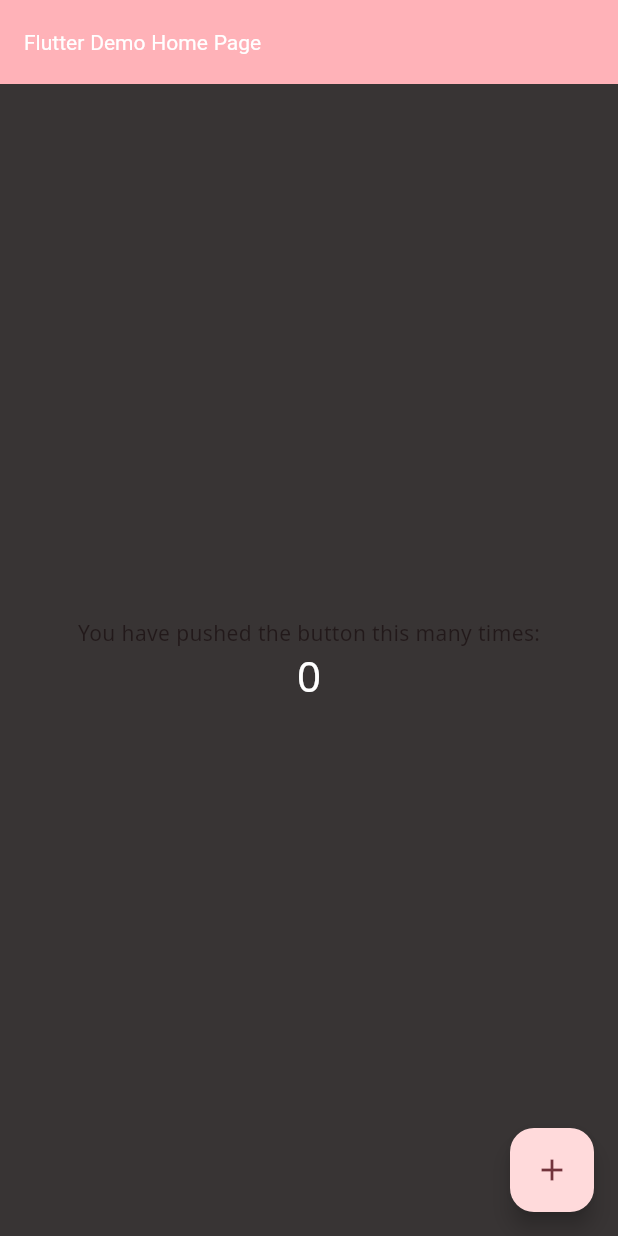
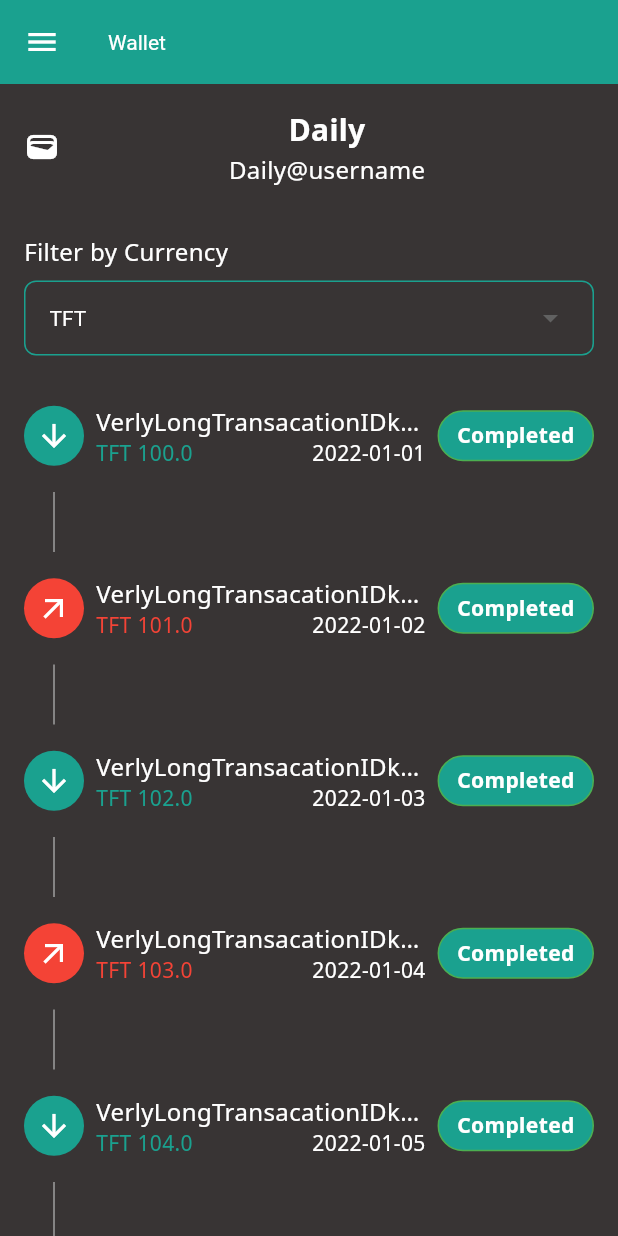
Before and after one commit to codescalers/Threefold-App, a Flutter app: the screen it shows after launch, on a phone screen of 412 x 824 dp. Run offline on Flutter 3.47's test engine with Material 3 defaults, Android fonts, the phone set to English and light mode, and no system bars; our stand-ins replace google_fonts.

Commit message:
feat: daily_transacations page

```diff
--- /dev/null
+++ b/threefold_connect/lib/daily_transacations/presentation/pages/daily_transaction.dart
@@ -0,0 +1,71 @@
+import 'package:flutter/material.dart';
+
+import '../widgets/filter.dart';
+import '../widgets/transaction.dart';
+import '../widgets/vertical_divider.dart';
+import '/widgets/app_bar.dart';
+
+import '../widgets/header.dart';
+
+class DailyTransactionsPage extends StatefulWidget {
+  const DailyTransactionsPage({super.key});
+
+  @override
+  State<DailyTransactionsPage> createState() => _DailyTransactionsPageState();
+}
+
+class _DailyTransactionsPageState extends State<DailyTransactionsPage> {
+  String selectedCurrency = 'TFT';
+  final List<String> currencies = ['TFT', 'All'];
+
+  void _onCurrencyChanged(String? newCurrency) {
+    if (newCurrency != null) {
+      setState(() {
+        selectedCurrency = newCurrency;
+      });
+    }
+  }
+
+  @override
+  Widget build(BuildContext context) {
+    return SafeArea(
+      child: Scaffold(
+        appBar: const MyAppBar(title: 'Wallet'),
+        body: Column(
+          children: [
+            const WalletInfoHeader(email: 'Daily@username'),
+            const SizedBox(height: 16),
+            FilterWidget(
+              currencies: currencies,
+              selectedCurrency: selectedCurrency,
+              onCurrencyChanged: _onCurrencyChanged,
+            ),
+            const SizedBox(height: 16),
+            Expanded(
+              child: ListView.builder(
+                itemCount: 10,
+                itemBuilder: (context, index) {
+                  return Column(
+                    children: [
+                      TransactionWidget(
+                        isIncoming: index % 2 == 0,
+                        status: "Completed",
+                        transactionId:
+                            'VerlyLongTransacationIDkfuiuaiuagigiuagiuwaghwag $index',
+                        tftAmount: 100.0 + index,
+                        date: '2022-01-0${index + 1}',
+                      ),
+                      index != 9
+                          ? const CustomVerticalDivider()
+                          : const SizedBox(),
+                    ],
+                  );
+                },
+              ),
+            ),
+          ],
+        ),
+      ),
+    );
+  }
+}
--- /dev/null
+++ b/threefold_connect/lib/daily_transacations/presentation/widgets/filter.dart
@@ -0,0 +1,63 @@
+import 'package:flutter/material.dart';
+
+class FilterWidget extends StatelessWidget {
+  final List<String> currencies;
+  final String selectedCurrency;
+  final ValueChanged<String?> onCurrencyChanged;
+
+  const FilterWidget({
+    super.key,
+    required this.currencies,
+    required this.selectedCurrency,
+    required this.onCurrencyChanged,
+  });
+
+  @override
+  Widget build(BuildContext context) {
+    return Column(
+      crossAxisAlignment: CrossAxisAlignment.start,
+      children: [
+        const Padding(
+          padding: EdgeInsets.symmetric(horizontal: 16),
+          child: Text(
+            'Filter by Currency',
+            style: TextStyle(fontSize: 16, color: Colors.white),
+          ),
+        ),
+        const SizedBox(height: 8),
+        Row(
+          children: [
+            Expanded(
+              child: Padding(
+                padding: const EdgeInsets.symmetric(horizontal: 16),
+                child: Container(
+                  decoration: BoxDecoration(
+                    color: Theme.of(context).scaffoldBackgroundColor,
+                    border: Border.all(color: Theme.of(context).primaryColor),
+                    borderRadius: BorderRadius.circular(8),
+                  ),
+                  padding: const EdgeInsets.symmetric(horizontal: 16),
+                  child: DropdownButtonHideUnderline(
+                    child: DropdownButton<String>(
+                      dropdownColor: Theme.of(context).scaffoldBackgroundColor,
+                      style: const TextStyle(color: Colors.white),
+                      value: selectedCurrency,
+                      onChanged: onCurrencyChanged,
+                      items: currencies
+                          .map<DropdownMenuItem<String>>((String value) {
+                        return DropdownMenuItem<String>(
+                          value: value,
+                          child: Text(value),
+                        );
+                      }).toList(),
+                    ),
+                  ),
+                ),
+              ),
+            ),
+          ],
+        ),
+      ],
+    );
+  }
+}
--- /dev/null
+++ b/threefold_connect/lib/daily_transacations/presentation/widgets/header.dart
@@ -0,0 +1,43 @@
+import 'package:flutter/material.dart';
+
+class WalletInfoHeader extends StatelessWidget {
+  final String email;
+
+  const WalletInfoHeader({super.key, required this.email});
+
+  @override
+  Widget build(BuildContext context) {
+    return Container(
+      padding: const EdgeInsets.all(16),
+      child: Row(
+        children: [
+          const Icon(Icons.wallet),
+          Expanded(
+            child: Align(
+              alignment: Alignment.center,
+              child: Column(
+                children: [
+                  const Text(
+                    'Daily',
+                    style: TextStyle(
+                      fontSize: 20,
+                      color: Colors.white,
+                      fontWeight: FontWeight.bold,
+                    ),
+                  ),
+                  Text(
+                    email,
+                    style: const TextStyle(
+                      fontSize: 16,
+                      color: Colors.white,
+                    ),
+                  ),
+                ],
+              ),
+            ),
+          ),
+        ],
+      ),
+    );
+  }
+}
--- /dev/null
+++ b/threefold_connect/lib/daily_transacations/presentation/widgets/transaction.dart
@@ -0,0 +1,95 @@
+import 'package:flutter/material.dart';
+
+class TransactionWidget extends StatelessWidget {
+  final bool isIncoming;
+  final String transactionId;
+  final double tftAmount;
+  final String date;
+  final String status;
+
+  const TransactionWidget({
+    super.key,
+    required this.isIncoming,
+    required this.transactionId,
+    required this.tftAmount,
+    required this.date,
+    required this.status,
+  });
+
+  @override
+  Widget build(BuildContext context) {
+    return Container(
+      padding: const EdgeInsets.all(16),
+      child: Row(
+        children: [
+          CircleAvatar(
+            backgroundColor:
+                isIncoming ? Theme.of(context).primaryColor : Colors.red,
+            child: Icon(
+              isIncoming ? Icons.arrow_downward : Icons.arrow_outward,
+              color: Colors.white,
+            ),
+          ),
+          const SizedBox(width: 8),
+          Expanded(
+            child: Column(
+              crossAxisAlignment: CrossAxisAlignment.start,
+              children: [
+                Text(
+                  transactionId,
+                  overflow: TextOverflow.ellipsis,
+                  style: const TextStyle(
+                    fontSize: 16,
+                    color: Colors.white,
+                  ),
+                ),
+                Row(
+                  mainAxisAlignment: MainAxisAlignment.spaceBetween,
+                  children: [
+                    Text(
+                      'TFT $tftAmount',
+                      style: TextStyle(
+                        fontSize: 14,
+                        color: isIncoming
+                            ? Theme.of(context).primaryColor
+                            : Colors.red,
+                      ),
+                    ),
+                    Text(
+                      date,
+                      style: const TextStyle(
+                        fontSize: 14,
+                        color: Colors.white,
+                      ),
+                    ),
+                  ],
+                ),
+              ],
+            ),
+          ),
+          const SizedBox(width: 8),
+          Container(
+            padding: const EdgeInsets.symmetric(horizontal: 12, vertical: 6),
+            decoration: BoxDecoration(
+              color: status == 'Completed'
+                  ? Theme.of(context).primaryColor
+                  : Colors.red,
+              border: Border.all(
+                color: status == 'Completed' ? Colors.green : Colors.red,
+              ),
+              borderRadius: BorderRadius.circular(20),
+            ),
+            child: Text(
+              status,
+              style: TextStyle(
+                fontSize: 14,
+                fontWeight: FontWeight.bold,
+                color: status == 'Completed' ? Colors.white : Colors.red,
+              ),
+            ),
+          ),
+        ],
+      ),
+    );
+  }
+}
--- /dev/null
+++ b/threefold_connect/lib/daily_transacations/presentation/widgets/vertical_divider.dart
@@ -0,0 +1,22 @@
+import 'package:flutter/material.dart';
+
+class CustomVerticalDivider extends StatelessWidget {
+  const CustomVerticalDivider({super.key});
+
+  @override
+  Widget build(BuildContext context) {
+    return const Align(
+      alignment: Alignment.topLeft,
+      child: Padding(
+        padding: EdgeInsets.only(left: 35),
+        child: SizedBox(
+          height: 40,
+          child: VerticalDivider(
+            color: Colors.grey,
+            width: 2,
+          ),
+        ),
+      ),
+    );
+  }
+}
--- a/threefold_connect/lib/main.dart
+++ b/threefold_connect/lib/main.dart
@@ -1,5 +1,7 @@
 import 'package:flutter/material.dart';
+import 'package:threefold_connect/daily_transacations/presentation/pages/daily_transaction.dart';
 import 'package:threefold_connect/theme/theme.dart';
+
 void main() {
   runApp(const MyApp());
 }
@@ -12,8 +14,8 @@ class MyApp extends StatelessWidget {
   Widget build(BuildContext context) {
     return MaterialApp(
       title: 'Flutter Demo',
-           theme: threefoldTheme,
-      home: const MyHomePage(title: 'Flutter Demo Home Page'),
+      theme: threefoldTheme,
+      home: const DailyTransactionsPage(),
     );
   }
 }
```
Also changed, not shown: 1 other file.
